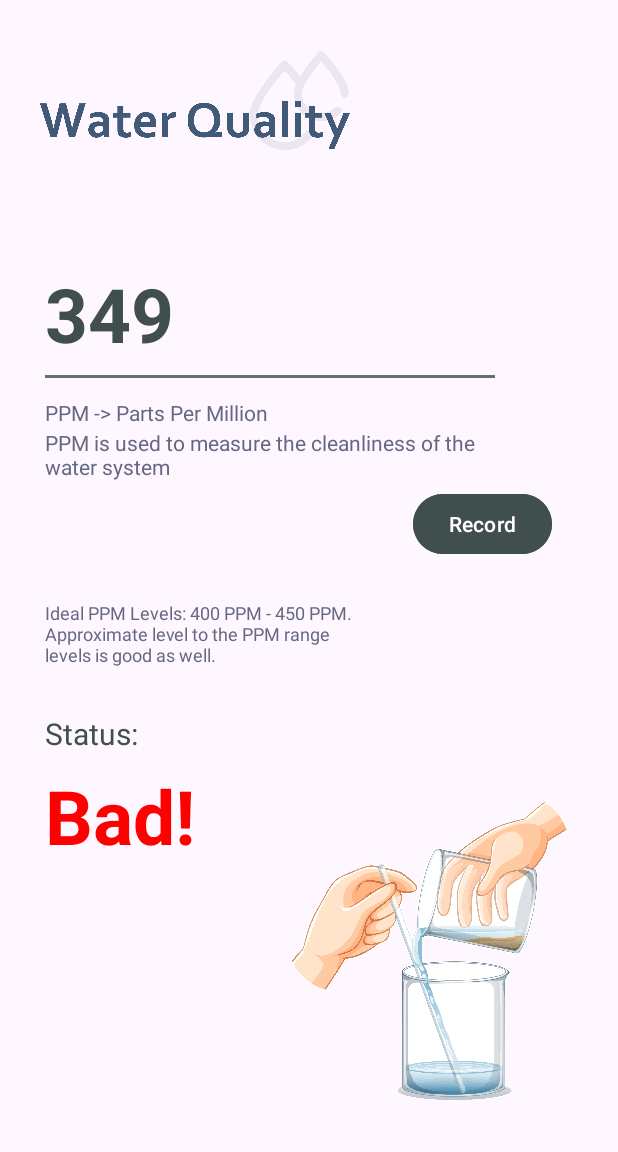
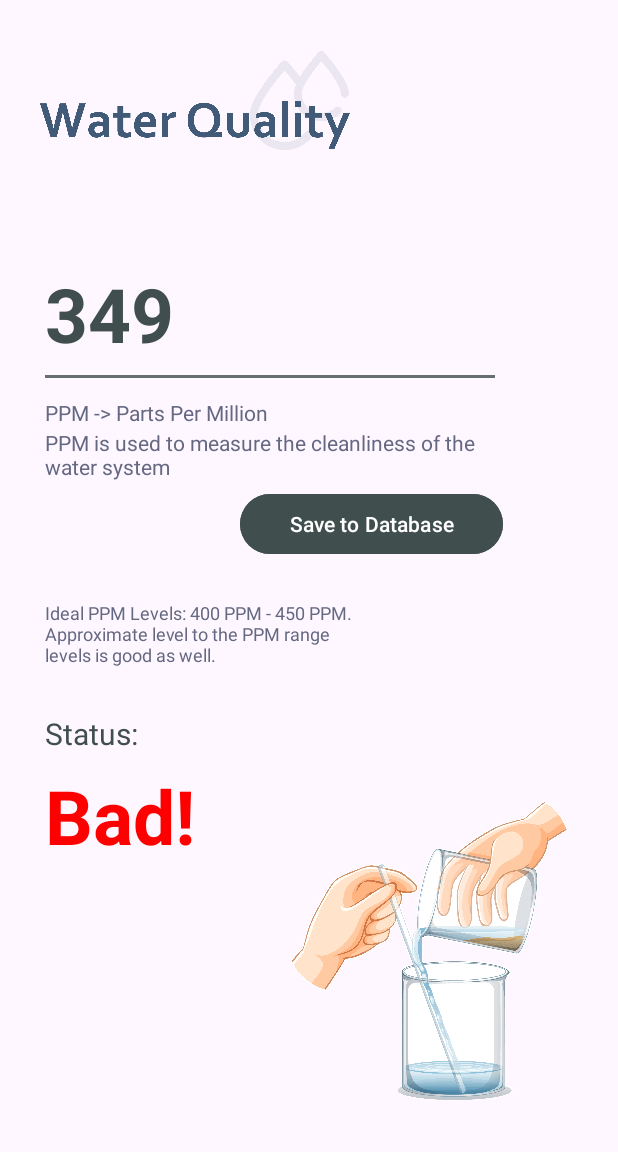
Before and after one commit to ValiQuez/SmartAqua, an Android app: the screen it shows after launch (MainActivity), after a tap on "Water Quality", on a phone screen of 412 x 824 dp, the part 84-1236 px from its top. Run offline under Robolectric (Android 15) with nearby library versions, the light colour scheme and no system bars; our stand-ins replace Firebase (no records; nobody signed in at launch, a user with empty details on screens opened directly); 1 other tap on this screen came first.

Commit message:
Saving data coming from the sensor reading in the quality screen to the database.

```diff
--- a/SmartAqua/src/main/java/ca/buckleupinc/it/smartaqua/SmartAquaQuality.java
+++ b/SmartAqua/src/main/java/ca/buckleupinc/it/smartaqua/SmartAquaQuality.java
@@ -19,6 +19,9 @@ import android.widget.Button;
 import android.widget.TextView;
 import android.widget.Toast;
 
+import com.google.firebase.database.DatabaseReference;
+import com.google.firebase.database.FirebaseDatabase;
+
 import java.util.Random;
 
 public class SmartAquaQuality extends Fragment {
@@ -27,6 +30,8 @@ public class SmartAquaQuality extends Fragment {
     private TextView status_TDS;
     private Handler handler;
     private Runnable runnable;
+
+    private DatabaseReference dbRef;
 
     public SmartAquaQuality() {
         // Required empty public constructor
@@ -65,11 +70,20 @@ public class SmartAquaQuality extends Fragment {
 
         view = inflater.inflate(R.layout.fragment_smart_aqua_quality, container, false);
 
-        Button dbButton = view.findViewById(R.id.SmartAquaWQButton);
-        dbButton.setOnClickListener(view1 -> Toast.makeText(getActivity(), R.string.save_data, Toast.LENGTH_SHORT).show());
-
         readings_TDS = view.findViewById(R.id.SmartAquaWaterReadings);
         status_TDS = view.findViewById(R.id.SmartAquaWStatus);
+
+        Button dbButton = view.findViewById(R.id.SmartAquaWQButton);
+
+        dbButton.setOnClickListener(view1 ->{
+            String reading_TDS_str = readings_TDS.getText().toString();
+            String status_TDS_str = status_TDS.getText().toString();
+
+            SmartAquaQualityData qualityData = new SmartAquaQualityData(reading_TDS_str, status_TDS_str);
+            dbRef = FirebaseDatabase.getInstance().getReference("Quality Data Readings");
+            dbRef.child(reading_TDS_str).setValue(qualityData);
+            Toast.makeText(getActivity(), R.string.save_data, Toast.LENGTH_SHORT).show();
+        });
 
         return view;
     }
--- a/SmartAqua/src/main/res/layout-land/fragment_smart_aqua_quality.xml
+++ b/SmartAqua/src/main/res/layout-land/fragment_smart_aqua_quality.xml
@@ -22,11 +22,11 @@
 
     <Button
         android:id="@+id/SmartAquaWQButton"
-        android:layout_width="wrap_content"
+        android:layout_width="175dp"
         android:layout_height="wrap_content"
         android:text="@string/record_button"
-        android:layout_marginTop="325dp"
-        android:layout_marginStart="275dp"
+        android:layout_marginTop="275dp"
+        android:layout_marginStart="225dp"
         android:backgroundTint="@color/couter_space"/>
 
     <TextView
@@ -67,10 +67,10 @@
         android:layout_width="220dp"
         android:layout_height="wrap_content"
         android:layout_marginStart="30dp"
-        android:layout_marginTop="300dp"
+        android:layout_marginTop="325dp"
         android:text="@string/info_ppm"
         android:textColor="@color/paynes_gray"
-        android:textSize="12sp" />
+        android:textSize="12sp"/>
 
     <TextView
         android:layout_width="wrap_content"
--- a/SmartAqua/src/main/res/layout/fragment_smart_aqua_quality.xml
+++ b/SmartAqua/src/main/res/layout/fragment_smart_aqua_quality.xml
@@ -22,12 +22,12 @@
 
     <Button
         android:id="@+id/SmartAquaWQButton"
-        android:layout_width="wrap_content"
+        android:layout_width="175dp"
         android:layout_height="wrap_content"
-        android:text="@string/record_button"
+        android:layout_marginStart="160dp"
         android:layout_marginTop="325dp"
-        android:layout_marginStart="275dp"
-        android:backgroundTint="@color/couter_space"/>
+        android:backgroundTint="@color/couter_space"
+        android:text="@string/record_button" />
 
     <TextView
         android:id="@+id/SmartAquaWaterReadings"
--- a/SmartAqua/src/main/res/values/strings.xml
+++ b/SmartAqua/src/main/res/values/strings.xml
@@ -64,7 +64,7 @@
     <string name="readings">Temp text for readings</string>
     <string name="measure">PPM -> Parts Per Million</string>
     <string name="explanation">PPM is used to measure the cleanliness of the water system</string>
-    <string name="record_button">Record</string>
+    <string name="record_button">Save to Database</string>
     <string name="info_ppm">Ideal PPM Levels: 400 PPM - 450 PPM. Approximate level to the PPM range levels is good as well.</string>
     <string name="stat_title">Status:</string>
     <string name="s_good">Good!</string>
```
Also changed, not shown: SmartAqua/src/main/java/ca/buckleupinc/it/smartaqua/SmartAquaQualityData.java (added, +29 -0 lines).
